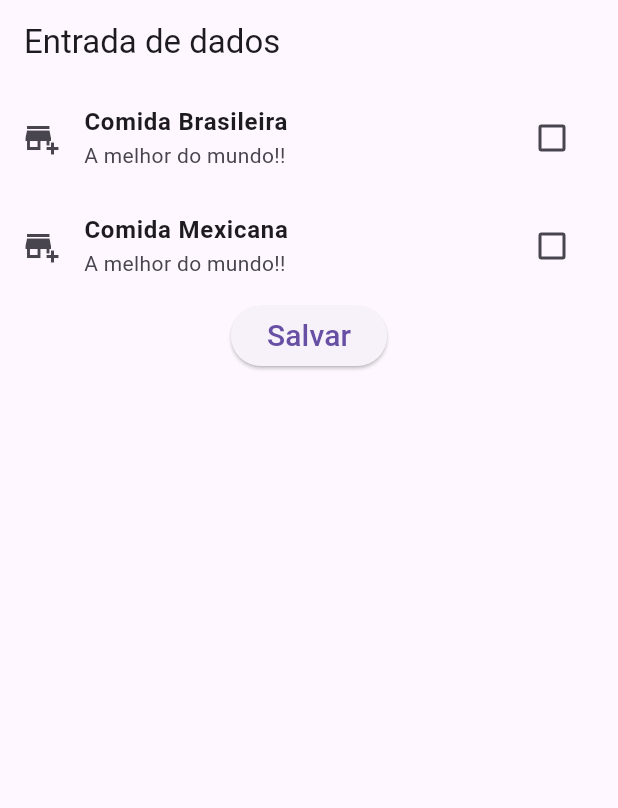
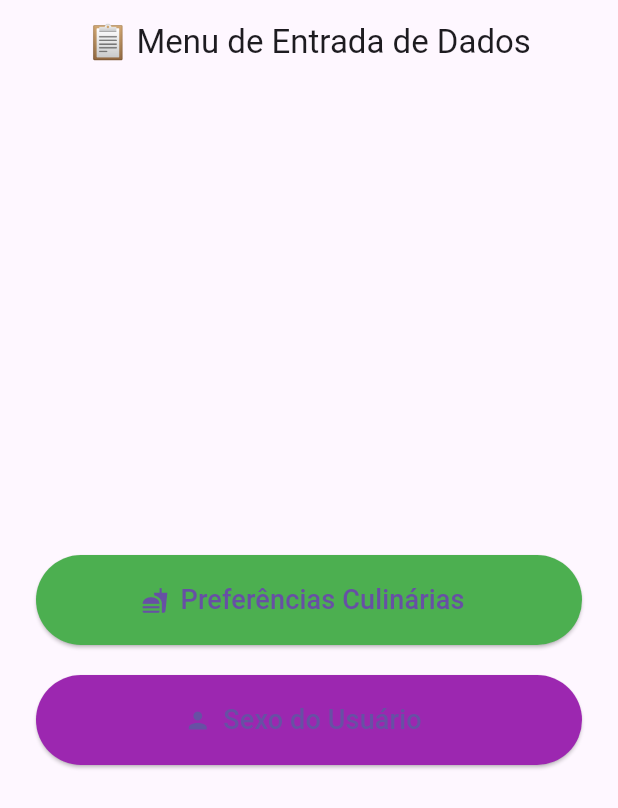
Before and after one commit to Ohlipeh/FlutterProjects, a Flutter app: the screen it shows after launch, on a phone screen of 412 x 824 dp. Shown: the top 808 px of the screen. Run offline on Flutter 3.47's test engine with Material 3 defaults, Android fonts, the phone set to English and light mode, and no system bars.

Commit message:
Atualizando Lib

```diff
--- a/entrada_checkbox/lib/EntradaCheckbox.dart
+++ b/entrada_checkbox/lib/EntradaCheckbox.dart
@@ -8,7 +8,6 @@ class EntradaCheckbox extends StatefulWidget {
 }
 
 class _EntradaCheckboxState extends State<EntradaCheckbox> {
-
   bool _comidaBrasileira = false;
   bool _comidaMexicana = false;
 
@@ -16,71 +15,58 @@ class _EntradaCheckboxState extends State<EntradaCheckbox> {
   Widget build(BuildContext context) {
     return Scaffold(
       appBar: AppBar(
-        title: Text("Entrada de dados"),
+        title: const Text("🍛 Preferências Culinárias"),
+        backgroundColor: Colors.green,
       ),
-      body: Container(
+      body: Padding(
+        padding: const EdgeInsets.all(16),
         child: Column(
-          children: <Widget>[
+          children: [
             CheckboxListTile(
-              title: Text("Comida Brasileira",
-                style: TextStyle(
-                  fontWeight: FontWeight.bold
+              title: const Text(
+                "Comida Brasileira",
+                style: TextStyle(fontWeight: FontWeight.bold),
               ),
-              ),
-                subtitle: Text("A melhor do mundo!!"),
+              subtitle: const Text("Feijoada, churrasco, etc."),
               activeColor: Colors.green,
-                secondary: Icon(Icons.add_business),
+              secondary: const Icon(Icons.restaurant),
               value: _comidaBrasileira,
-                onChanged: (valor){
+              onChanged: (valor) {
                 setState(() {
                   _comidaBrasileira = valor!;
                 });
-                 }
+              },
             ),
-
             CheckboxListTile(
-                title: Text("Comida Mexicana",
-                  style: TextStyle(
-                      fontWeight: FontWeight.bold
+              title: const Text(
+                "Comida Mexicana",
+                style: TextStyle(fontWeight: FontWeight.bold),
               ),
-                ),
-                subtitle: Text("A melhor do mundo!!"),
+              subtitle: const Text("Tacos, burritos, etc."),
               activeColor: Colors.green,
-                secondary: Icon(Icons.add_business),
+              secondary: const Icon(Icons.local_dining),
               value: _comidaMexicana,
-                onChanged: (valor){
+              onChanged: (valor) {
                 setState(() {
                   _comidaMexicana = valor!;
                 });
-                }
+              },
             ),
-            ElevatedButton(
+            const SizedBox(height: 20),
+            ElevatedButton.icon(
               onPressed: () {
-                  print(
-                      "Comida Brasileira: " + _comidaBrasileira.toString() +
-                      "Comida Mexicana " + _comidaMexicana.toString()
+                final msg = "Brasileira: $_comidaBrasileira, Mexicana: $_comidaMexicana";
+                ScaffoldMessenger.of(context).showSnackBar(
+                  SnackBar(content: Text(msg)),
                 );
               },
-                child: Text(
-                  "Salvar",
-                  style: TextStyle(
-                    fontSize: 20
+              icon: const Icon(Icons.save),
+              label: const Text("Salvar"),
+              style: ElevatedButton.styleFrom(
+                backgroundColor: Colors.green,
+                minimumSize: const Size(double.infinity, 50),
               ),
-                )
-            )
-
-            /*
-            Text("Comida Brasileira"),
-            Checkbox(
-              value: _estaSelecionado,
-              onChanged: (valor){
-                setState(() {
-                  _estaSelecionado = valor!;
-                });
-                print("Checkbox:$valor");
-              },
-            )
-             */
+            ),
           ],
         ),
       ),
--- a/entrada_checkbox/lib/main.dart
+++ b/entrada_checkbox/lib/main.dart
@@ -1,10 +1,78 @@
 import 'package:flutter/material.dart';
+import 'EntradaCheckbox.dart';
+import 'EntradaRadioButto.dart';
 
-import 'EntradaCheckbox.dart';
+void main() => runApp(const MeuApp());
 
-void main () => runApp(
-  MaterialApp(
-    home: EntradaCheckbox (),
-    debugShowCheckedModeBanner: false,
-  )
-);
+class MeuApp extends StatelessWidget {
+  const MeuApp({super.key});
+
+  @override
+  Widget build(BuildContext context) {
+    return MaterialApp(
+      title: 'Menu Principal',
+      debugShowCheckedModeBanner: false,
+      theme: ThemeData(
+        primarySwatch: Colors.deepPurple,
+      ),
+      home: const TelaInicial(),
+    );
+  }
+}
+
+class TelaInicial extends StatelessWidget {
+  const TelaInicial({super.key});
+
+  @override
+  Widget build(BuildContext context) {
+    return Scaffold(
+      appBar: AppBar(
+        title: const Text("📋 Menu de Entrada de Dados"),
+        centerTitle: true,
+      ),
+      body: Padding(
+        padding: const EdgeInsets.all(24),
+        child: Column(
+          mainAxisAlignment: MainAxisAlignment.center,
+          children: [
+            ElevatedButton.icon(
+              icon: const Icon(Icons.fastfood),
+              label: const Text(
+                "Preferências Culinárias",
+                style: TextStyle(fontSize: 18),
+              ),
+              style: ElevatedButton.styleFrom(
+                backgroundColor: Colors.green,
+                minimumSize: const Size(double.infinity, 60),
+              ),
+              onPressed: () {
+                Navigator.push(
+                  context,
+                  MaterialPageRoute(builder: (context) => const EntradaCheckbox()),
+                );
+              },
+            ),
+            const SizedBox(height: 20),
+            ElevatedButton.icon(
+              icon: const Icon(Icons.person),
+              label: const Text(
+                "Sexo do Usuário",
+                style: TextStyle(fontSize: 18),
+              ),
+              style: ElevatedButton.styleFrom(
+                backgroundColor: Colors.purple,
+                minimumSize: const Size(double.infinity, 60),
+              ),
+              onPressed: () {
+                Navigator.push(
+                  context,
+                  MaterialPageRoute(builder: (context) => const EntradaRadioButto()),
+                );
+              },
+            ),
+          ],
+        ),
+      ),
+    );
+  }
+}
--- a/entrada_checkbox/pubspec.yaml
+++ b/entrada_checkbox/pubspec.yaml
@@ -1,4 +1,4 @@
-name: checkbox_in
+name: checkbox_entrada
 description: "A new Flutter project."
 # The following line prevents the package from being accidentally published to
 # pub.dev using `flutter pub publish`. This is preferred for private packages.
```
Also changed, not shown: entrada_checkbox/lib/EntradaRadioButto.dart (added, +66 -0 lines), 6 other files. Lines whose indentation alone changed are shown as unchanged.
